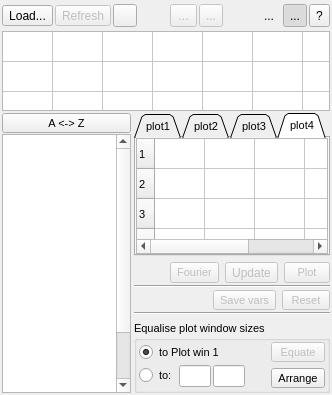
The window that CDataSelWin.ui (max-privato/PlotXY_OpenSource) describes before a commit, drawn with Qt 5.
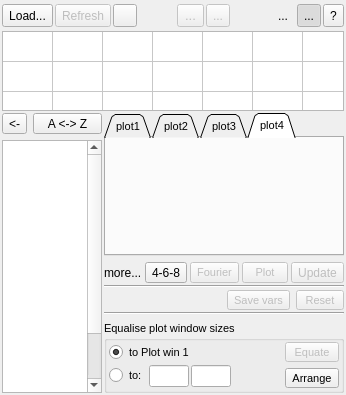
The same window after the commit. The open tabs and pages were chosen to show the change. Icons and pictures are not drawn. Custom widgets are drawn as their Qt base class.

Commit message:
THIS IS A MAJOR CODE RESTRUCTURING It includes last two years updates from a local PlotXY copy. In particular: - Addition of the 4-6-8 button to allow for up to 8 plot windows - Addition of curve colour customisation - Addition of Modelica reading compatibility - Code refining to dramatically reduce the number of warnings - Other minor enhancements.
Obviously the open-source version still does not contain the code to
read ATP files, which remains classified.

The edit to the form file:
```diff
--- a/CDataSelWin.ui
+++ b/CDataSelWin.ui
@@ -2,6 +2,9 @@
 <ui version="4.0">
  <class>CDataSelWin</class>
  <widget class="QMainWindow" name="CDataSelWin">
+  <property name="enabled">
+   <bool>true</bool>
+  </property>
   <property name="geometry">
    <rect>
     <x>0</x>
@@ -41,10 +44,7 @@
      <height>16777215</height>
     </size>
    </property>
-   <layout class="QVBoxLayout" name="verticalLayout_8">
-    <property name="spacing">
-     <number>2</number>
-    </property>
+   <layout class="QGridLayout" name="gridLayout">
     <property name="leftMargin">
      <number>2</number>
     </property>
@@ -57,7 +57,10 @@
     <property name="bottomMargin">
      <number>2</number>
     </property>
-    <item>
+    <property name="spacing">
+     <number>2</number>
+    </property>
+    <item row="0" column="0" colspan="2">
      <layout class="QHBoxLayout" name="topToolbLay">
       <property name="spacing">
        <number>2</number>
@@ -76,6 +79,12 @@
         <property name="enabled">
          <bool>true</bool>
         </property>
+        <property name="sizePolicy">
+         <sizepolicy hsizetype="Fixed" vsizetype="Preferred">
+          <horstretch>0</horstretch>
+          <verstretch>0</verstretch>
+         </sizepolicy>
+        </property>
         <property name="font">
          <font>
           <pointsize>9</pointsize>
@@ -91,6 +100,12 @@
         <property name="enabled">
          <bool>false</bool>
         </property>
+        <property name="sizePolicy">
+         <sizepolicy hsizetype="Fixed" vsizetype="Preferred">
+          <horstretch>0</horstretch>
+          <verstretch>0</verstretch>
+         </sizepolicy>
+        </property>
         <property name="font">
          <font>
           <pointsize>9</pointsize>
@@ -107,7 +122,7 @@
          <bool>true</bool>
         </property>
         <property name="sizePolicy">
-         <sizepolicy hsizetype="Preferred" vsizetype="Fixed">
+         <sizepolicy hsizetype="Preferred" vsizetype="Preferred">
           <horstretch>0</horstretch>
           <verstretch>0</verstretch>
          </sizepolicy>
@@ -120,7 +135,7 @@
         </property>
         <property name="icon">
          <iconset resource="Images.qrc">
-          <normaloff>:/buttons/images/refreshUpdate.ico</normaloff>:/buttons/images/refreshUpdate.ico</iconset>
+          <normaloff>:/buttons/Images/refreshUpdate.ico</normaloff>:/buttons/Images/refreshUpdate.ico</iconset>
         </property>
         <property name="checkable">
          <bool>true</bool>
@@ -164,7 +179,7 @@
         </property>
         <property name="icon">
          <iconset resource="Images.qrc">
-          <normaloff>:/buttons/images/arrowDown.ico</normaloff>:/buttons/images/arrowDown.ico</iconset>
+          <normaloff>:/buttons/Images/arrowDown.ico</normaloff>:/buttons/Images/arrowDown.ico</iconset>
         </property>
        </widget>
       </item>
@@ -187,7 +202,7 @@
         </property>
         <property name="icon">
          <iconset resource="Images.qrc">
-          <normaloff>:/buttons/images/arrowUp.ico</normaloff>:/buttons/images/arrowUp.ico</iconset>
+          <normaloff>:/buttons/Images/arrowUp.ico</normaloff>:/buttons/Images/arrowUp.ico</iconset>
         </property>
        </widget>
       </item>
@@ -210,7 +225,7 @@
          <bool>true</bool>
         </property>
         <property name="sizePolicy">
-         <sizepolicy hsizetype="Preferred" vsizetype="Minimum">
+         <sizepolicy hsizetype="Preferred" vsizetype="Preferred">
           <horstretch>0</horstretch>
           <verstretch>0</verstretch>
          </sizepolicy>
@@ -223,7 +238,7 @@
         </property>
         <property name="icon">
          <iconset resource="Images.qrc">
-          <normaloff>:/buttons/images/check.ico</normaloff>:/buttons/images/check.ico</iconset>
+          <normaloff>:/buttons/Images/check.ico</normaloff>:/buttons/Images/check.ico</iconset>
         </property>
         <property name="autoRaise">
          <bool>true</bool>
@@ -236,7 +251,7 @@
          <bool>true</bool>
         </property>
         <property name="sizePolicy">
-         <sizepolicy hsizetype="Preferred" vsizetype="Minimum">
+         <sizepolicy hsizetype="Preferred" vsizetype="Preferred">
           <horstretch>0</horstretch>
           <verstretch>0</verstretch>
          </sizepolicy>
@@ -246,7 +261,9 @@
         </property>
         <property name="icon">
          <iconset resource="Images.qrc">
-          <normaloff>:/buttons/images/dockStack.ico</normaloff>:/buttons/images/dockStack.ico</iconset>
+          <normaloff>:/buttons/Images/docSingle.ico</normaloff>
+          <normalon>:/buttons/Images/dockStack.ico</normalon>
+          <disabledoff>:/buttons/Images/docSingle.ico</disabledoff>:/buttons/Images/docSingle.ico</iconset>
         </property>
         <property name="checkable">
          <bool>true</bool>
@@ -265,7 +282,7 @@
          <bool>true</bool>
         </property>
         <property name="sizePolicy">
-         <sizepolicy hsizetype="Preferred" vsizetype="Minimum">
+         <sizepolicy hsizetype="Preferred" vsizetype="Preferred">
           <horstretch>0</horstretch>
           <verstretch>0</verstretch>
          </sizepolicy>
@@ -280,7 +297,7 @@
       </item>
      </layout>
     </item>
-    <item>
+    <item row="1" column="0" colspan="2">
      <widget class="QTableWidget" name="fileTable">
       <property name="sizePolicy">
        <sizepolicy hsizetype="Expanding" vsizetype="Preferred">
@@ -365,16 +382,23 @@
       <column/>
      </widget>
     </item>
+    <item row="2" column="0">
+     <layout class="QVBoxLayout" name="verticalLayout_8">
     <item>
-     <layout class="QHBoxLayout" name="horizontalLayout_4" stretch="0,5">
-      <property name="spacing">
-       <number>3</number>
-      </property>
+       <layout class="QHBoxLayout" name="horizontalLayout_4">
       <item>
-       <layout class="QVBoxLayout" name="verticalLayout_9">
-        <property name="spacing">
-         <number>1</number>
-        </property>
+         <widget class="QToolButton" name="showParTBtn">
+          <property name="toolTip">
+           <string>Show parameters</string>
+          </property>
+          <property name="text">
+           <string>&lt;-</string>
+          </property>
+          <property name="checkable">
+           <bool>true</bool>
+          </property>
+         </widget>
+        </item>
         <item>
          <widget class="QToolButton" name="sortTBtn">
           <property name="sizePolicy">
@@ -391,7 +415,7 @@
           </property>
           <property name="font">
            <font>
-            <pointsize>8</pointsize>
+            <pointsize>9</pointsize>
            </font>
           </property>
           <property name="toolTip">
@@ -402,6 +426,8 @@
           </property>
          </widget>
         </item>
+       </layout>
+      </item>
         <item>
          <widget class="CVarMenu" name="varMenuTable">
           <property name="minimumSize">
@@ -474,7 +500,7 @@
         </item>
        </layout>
       </item>
-      <item>
+    <item row="2" column="1">
        <layout class="QVBoxLayout" name="verticalLayout_6">
         <item>
          <widget class="QTabWidget" name="tabWidget">
@@ -487,7 +513,7 @@
            <enum>QTabWidget::Triangular</enum>
           </property>
           <property name="currentIndex">
-           <number>0</number>
+         <number>3</number>
           </property>
           <property name="usesScrollButtons">
            <bool>false</bool>
@@ -512,62 +538,6 @@
             <property name="bottomMargin">
              <number>0</number>
             </property>
-            <item>
-             <widget class="CVarTableComp" name="varTable1">
-              <property name="font">
-               <font>
-                <family>MS Shell Dlg 2</family>
-                <pointsize>8</pointsize>
-               </font>
-              </property>
-              <property name="autoScroll">
-               <bool>false</bool>
-              </property>
-              <property name="rowCount">
-               <number>17</number>
-              </property>
-              <property name="columnCount">
-               <number>5</number>
-              </property>
-              <attribute name="horizontalHeaderVisible">
-               <bool>false</bool>
-              </attribute>
-              <attribute name="horizontalHeaderDefaultSectionSize">
-               <number>50</number>
-              </attribute>
-              <attribute name="horizontalHeaderHighlightSections">
-               <bool>false</bool>
-              </attribute>
-              <attribute name="horizontalHeaderMinimumSectionSize">
-               <number>17</number>
-              </attribute>
-              <attribute name="verticalHeaderHighlightSections">
-               <bool>false</bool>
-              </attribute>
-              <row/>
-              <row/>
-              <row/>
-              <row/>
-              <row/>
-              <row/>
-              <row/>
-              <row/>
-              <row/>
-              <row/>
-              <row/>
-              <row/>
-              <row/>
-              <row/>
-              <row/>
-              <row/>
-              <row/>
-              <column/>
-              <column/>
-              <column/>
-              <column/>
-              <column/>
-             </widget>
-            </item>
            </layout>
           </widget>
           <widget class="QWidget" name="plot2">
@@ -590,47 +560,6 @@
             <property name="bottomMargin">
              <number>0</number>
             </property>
-            <item>
-             <widget class="CVarTableComp" name="varTable2">
-              <property name="rowCount">
-               <number>17</number>
-              </property>
-              <property name="columnCount">
-               <number>5</number>
-              </property>
-              <attribute name="horizontalHeaderVisible">
-               <bool>false</bool>
-              </attribute>
-              <attribute name="horizontalHeaderDefaultSectionSize">
-               <number>50</number>
-              </attribute>
-              <attribute name="horizontalHeaderMinimumSectionSize">
-               <number>17</number>
-              </attribute>
-              <row/>
-              <row/>
-              <row/>
-              <row/>
-              <row/>
-              <row/>
-              <row/>
-              <row/>
-              <row/>
-              <row/>
-              <row/>
-              <row/>
-              <row/>
-              <row/>
-              <row/>
-              <row/>
-              <row/>
-              <column/>
-              <column/>
-              <column/>
-              <column/>
-              <column/>
-             </widget>
-            </item>
            </layout>
           </widget>
           <widget class="QWidget" name="plot3">
@@ -653,47 +582,6 @@
             <property name="bottomMargin">
              <number>0</number>
             </property>
-            <item>
-             <widget class="CVarTableComp" name="varTable3">
-              <property name="rowCount">
-               <number>17</number>
-              </property>
-              <property name="columnCount">
-               <number>5</number>
-              </property>
-              <attribute name="horizontalHeaderVisible">
-               <bool>false</bool>
-              </attribute>
-              <attribute name="horizontalHeaderDefaultSectionSize">
-               <number>50</number>
-              </attribute>
-              <attribute name="horizontalHeaderMinimumSectionSize">
-               <number>17</number>
-              </attribute>
-              <row/>
-              <row/>
-              <row/>
-              <row/>
-              <row/>
-              <row/>
-              <row/>
-              <row/>
-              <row/>
-              <row/>
-              <row/>
-              <row/>
-              <row/>
-              <row/>
-              <row/>
-              <row/>
-              <row/>
-              <column/>
-              <column/>
-              <column/>
-              <column/>
-              <column/>
-             </widget>
-            </item>
            </layout>
           </widget>
           <widget class="QWidget" name="plot4">
@@ -716,56 +604,6 @@
             <property name="bottomMargin">
              <number>0</number>
             </property>
-            <item>
-             <widget class="CVarTableComp" name="varTable4">
-              <property name="verticalScrollBarPolicy">
-               <enum>Qt::ScrollBarAlwaysOff</enum>
-              </property>
-              <property name="editTriggers">
-               <set>QAbstractItemView::NoEditTriggers</set>
-              </property>
-              <property name="wordWrap">
-               <bool>false</bool>
-              </property>
-              <property name="rowCount">
-               <number>17</number>
-              </property>
-              <property name="columnCount">
-               <number>5</number>
-              </property>
-              <attribute name="horizontalHeaderVisible">
-               <bool>false</bool>
-              </attribute>
-              <attribute name="horizontalHeaderDefaultSectionSize">
-               <number>50</number>
-              </attribute>
-              <attribute name="horizontalHeaderMinimumSectionSize">
-               <number>17</number>
-              </attribute>
-              <row/>
-              <row/>
-              <row/>
-              <row/>
-              <row/>
-              <row/>
-              <row/>
-              <row/>
-              <row/>
-              <row/>
-              <row/>
-              <row/>
-              <row/>
-              <row/>
-              <row/>
-              <row/>
-              <row/>
-              <column/>
-              <column/>
-              <column/>
-              <column/>
-              <column/>
-             </widget>
-            </item>
            </layout>
           </widget>
          </widget>
@@ -777,6 +615,29 @@
           </property>
           <item>
            <layout class="QHBoxLayout" name="horizontalLayout">
+          <property name="spacing">
+           <number>3</number>
+          </property>
+          <item>
+           <widget class="QLabel" name="moreLbl">
+            <property name="toolTip">
+             <string>More variables than those visible selected!</string>
+            </property>
+            <property name="text">
+             <string>more...</string>
+            </property>
+           </widget>
+          </item>
+          <item>
+           <widget class="QToolButton" name="tool468">
+            <property name="enabled">
+             <bool>true</bool>
+            </property>
+            <property name="text">
+             <string>4-6-8</string>
+            </property>
+           </widget>
+          </item>
             <item>
              <spacer name="horizontalSpacer_2">
               <property name="orientation">
@@ -811,6 +672,40 @@
               </property>
              </widget>
             </item>
+          <item>
+           <spacer name="horizontalSpacer_6">
+            <property name="orientation">
+             <enum>Qt::Horizontal</enum>
+            </property>
+            <property name="sizeHint" stdset="0">
+             <size>
+              <width>40</width>
+              <height>20</height>
+             </size>
+            </property>
+           </spacer>
+          </item>
+          <item>
+           <widget class="QToolButton" name="plotTBtn">
+            <property name="enabled">
+             <bool>false</bool>
+            </property>
+            <property name="sizePolicy">
+             <sizepolicy hsizetype="Preferred" vsizetype="Preferred">
+              <horstretch>0</horstretch>
+              <verstretch>0</verstretch>
+             </sizepolicy>
+            </property>
+            <property name="font">
+             <font>
+              <pointsize>8</pointsize>
+             </font>
+            </property>
+            <property name="text">
+             <string>  Plot  </string>
+            </property>
+           </widget>
+          </item>
             <item>
              <widget class="QToolButton" name="updateTBtn">
               <property name="enabled">
@@ -830,34 +725,13 @@
               </property>
               <property name="icon">
                <iconset resource="Images.qrc">
-                <normaloff>:/buttons/images/refreshUpdate.ico</normaloff>:/buttons/images/refreshUpdate.ico</iconset>
+              <normaloff>:/buttons/Images/refreshUpdate.ico</normaloff>:/buttons/Images/refreshUpdate.ico</iconset>
               </property>
               <property name="checkable">
                <bool>true</bool>
               </property>
              </widget>
             </item>
-            <item>
-             <widget class="QToolButton" name="plotTBtn">
-              <property name="enabled">
-               <bool>false</bool>
-              </property>
-              <property name="sizePolicy">
-               <sizepolicy hsizetype="Preferred" vsizetype="Preferred">
-                <horstretch>0</horstretch>
-                <verstretch>0</verstretch>
-               </sizepolicy>
-              </property>
-              <property name="font">
-               <font>
-                <pointsize>8</pointsize>
-               </font>
-              </property>
-              <property name="text">
-               <string>  Plot  </string>
-              </property>
-             </widget>
-            </item>
            </layout>
           </item>
           <item>
@@ -1109,17 +983,10 @@
        </layout>
       </item>
      </layout>
-    </item>
-   </layout>
   </widget>
  </widget>
  <layoutdefault spacing="6" margin="11"/>
  <customwidgets>
-  <customwidget>
-   <class>CVarTableComp</class>
-   <extends>QTableWidget</extends>
-   <header location="global">CVarTableComp.h</header>
-  </customwidget>
   <customwidget>
    <class>CVarMenu</class>
    <extends>QTableWidget</extends>
```
Lines whose indentation alone changed are shown as unchanged. The commit also changes 42 other files.
